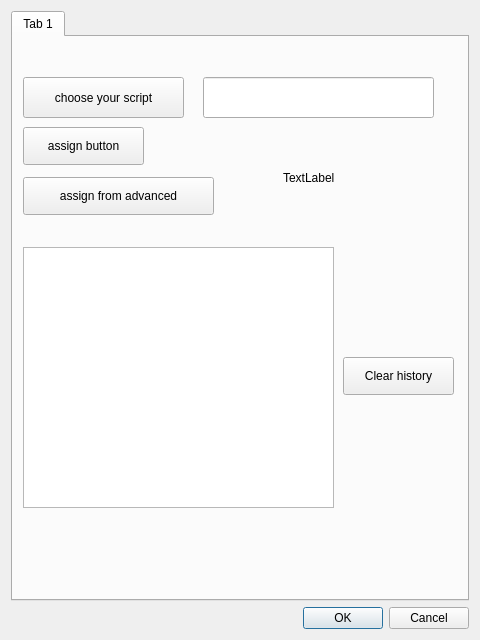
This is src/scripts.ui in AntiMicroX/antimicrox as Qt 5 draws it before an edit. The edited form follows.
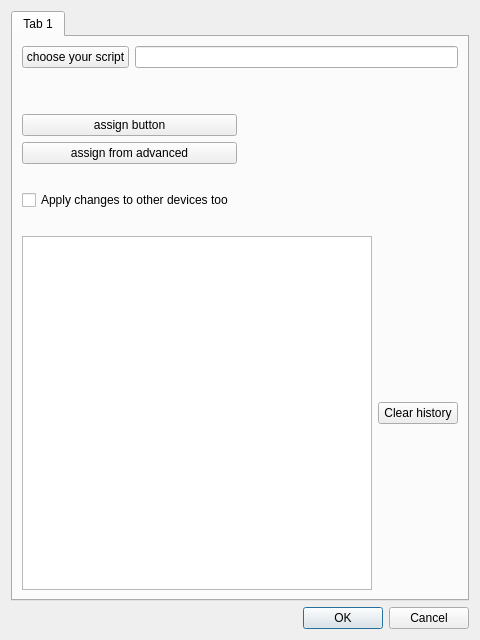
This is the edited form.

Commit message: Changed GUI for scripts window && provided current device

The edit to the form file:
```diff
--- a/src/scripts.ui
+++ b/src/scripts.ui
@@ -40,17 +40,13 @@
         <attribute name="title">
          <string>Tab 1</string>
         </attribute>
+        <layout class="QVBoxLayout" name="verticalLayout_4">
+         <item>
+          <layout class="QHBoxLayout" name="horizontalLayout_2">
+           <item>
         <widget class="QPushButton" name="scriptChoseBtn">
-         <property name="geometry">
-          <rect>
-           <x>10</x>
-           <y>40</y>
-           <width>161</width>
-           <height>41</height>
-          </rect>
-         </property>
          <property name="sizePolicy">
-          <sizepolicy hsizetype="Minimum" vsizetype="Expanding">
+              <sizepolicy hsizetype="Minimum" vsizetype="Minimum">
            <horstretch>0</horstretch>
            <verstretch>0</verstretch>
           </sizepolicy>
@@ -65,44 +61,41 @@
           <string>choose your script</string>
          </property>
         </widget>
-        <widget class="QListView" name="lastChosenScripts">
-         <property name="geometry">
-          <rect>
-           <x>10</x>
-           <y>210</y>
-           <width>311</width>
-           <height>261</height>
-          </rect>
-         </property>
-         <property name="whatsThis">
-          <string>list of chosen scripts</string>
-         </property>
-        </widget>
-        <widget class="QPushButton" name="clearHistoryBtn">
-         <property name="geometry">
-          <rect>
-           <x>330</x>
-           <y>320</y>
-           <width>111</width>
-           <height>38</height>
-          </rect>
-         </property>
+           </item>
+           <item>
+            <widget class="QLineEdit" name="scriptChooseLine">
          <property name="cursor">
-          <cursorShape>PointingHandCursor</cursorShape>
-         </property>
-         <property name="text">
-          <string>Clear history</string>
-         </property>
-        </widget>
+              <cursorShape>WaitCursor</cursorShape>
+             </property>
+             <property name="inputMethodHints">
+              <set>Qt::ImhNone</set>
+             </property>
+            </widget>
+           </item>
+          </layout>
+         </item>
+         <item>
+          <spacer name="verticalSpacer">
+           <property name="orientation">
+            <enum>Qt::Vertical</enum>
+           </property>
+           <property name="sizeType">
+            <enum>QSizePolicy::Minimum</enum>
+           </property>
+           <property name="sizeHint" stdset="0">
+            <size>
+             <width>20</width>
+             <height>40</height>
+            </size>
+           </property>
+          </spacer>
+         </item>
+         <item>
+          <layout class="QHBoxLayout" name="horizontalLayout_3">
+           <item>
+            <layout class="QVBoxLayout" name="verticalLayout_3">
+             <item>
         <widget class="QPushButton" name="assignBtn">
-         <property name="geometry">
-          <rect>
-           <x>10</x>
-           <y>90</y>
-           <width>121</width>
-           <height>38</height>
-          </rect>
-         </property>
          <property name="cursor">
           <cursorShape>PointingHandCursor</cursorShape>
          </property>
@@ -113,15 +106,9 @@
           <bool>false</bool>
          </property>
         </widget>
+             </item>
+             <item>
         <widget class="QPushButton" name="assignAdvancedBtn">
-         <property name="geometry">
-          <rect>
-           <x>10</x>
-           <y>140</y>
-           <width>191</width>
-           <height>38</height>
-          </rect>
-         </property>
          <property name="cursor">
           <cursorShape>PointingHandCursor</cursorShape>
          </property>
@@ -129,35 +116,82 @@
           <string>assign from advanced</string>
          </property>
         </widget>
-        <widget class="QLineEdit" name="scriptChooseLine">
-         <property name="geometry">
-          <rect>
-           <x>190</x>
-           <y>40</y>
-           <width>231</width>
-           <height>41</height>
-          </rect>
-         </property>
-         <property name="cursor">
-          <cursorShape>WaitCursor</cursorShape>
-         </property>
-         <property name="inputMethodHints">
-          <set>Qt::ImhNone</set>
-         </property>
-        </widget>
+             </item>
+            </layout>
+           </item>
+           <item>
         <widget class="QLabel" name="btnLabel">
-         <property name="geometry">
-          <rect>
-           <x>270</x>
-           <y>100</y>
-           <width>151</width>
-           <height>81</height>
-          </rect>
-         </property>
+             <property name="text">
+              <string/>
+             </property>
+             <property name="alignment">
+              <set>Qt::AlignCenter</set>
+             </property>
+            </widget>
+           </item>
+          </layout>
+         </item>
+         <item>
+          <spacer name="verticalSpacer_2">
+           <property name="orientation">
+            <enum>Qt::Vertical</enum>
+           </property>
+           <property name="sizeType">
+            <enum>QSizePolicy::Minimum</enum>
+           </property>
+           <property name="sizeHint" stdset="0">
+            <size>
+             <width>20</width>
+             <height>20</height>
+            </size>
+           </property>
+          </spacer>
+         </item>
+         <item>
+          <widget class="QCheckBox" name="checkBox">
          <property name="text">
-          <string>TextLabel</string>
-         </property>
-        </widget>
+            <string>Apply changes to other devices too</string>
+           </property>
+          </widget>
+         </item>
+         <item>
+          <spacer name="verticalSpacer_3">
+           <property name="orientation">
+            <enum>Qt::Vertical</enum>
+           </property>
+           <property name="sizeType">
+            <enum>QSizePolicy::Minimum</enum>
+           </property>
+           <property name="sizeHint" stdset="0">
+            <size>
+             <width>20</width>
+             <height>20</height>
+            </size>
+           </property>
+          </spacer>
+         </item>
+         <item>
+          <layout class="QHBoxLayout" name="horizontalLayout">
+           <item>
+            <widget class="QListView" name="lastChosenScripts">
+             <property name="whatsThis">
+              <string>list of chosen scripts</string>
+             </property>
+            </widget>
+           </item>
+           <item>
+            <widget class="QPushButton" name="clearHistoryBtn">
+             <property name="cursor">
+              <cursorShape>PointingHandCursor</cursorShape>
+             </property>
+             <property name="text">
+              <string>Clear history</string>
+             </property>
+            </widget>
+           </item>
+          </layout>
+         </item>
+        </layout>
        </widget>
       </widget>
      </item>
```
Lines whose indentation alone changed are shown as unchanged. The commit also changes 4 other files.
